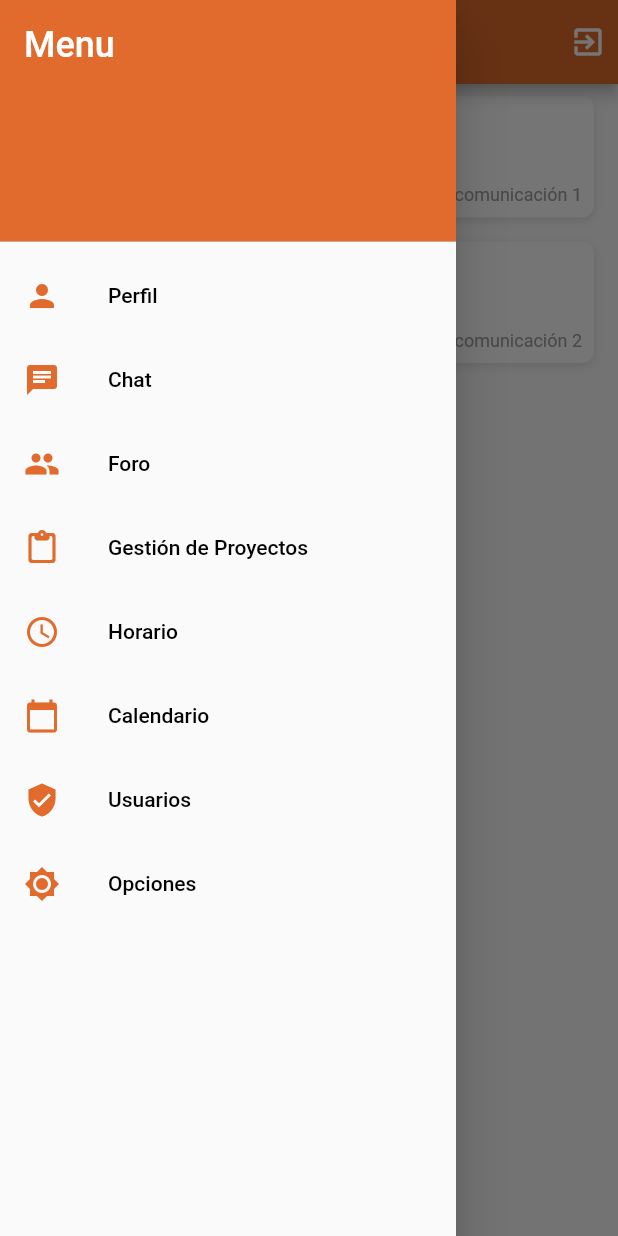
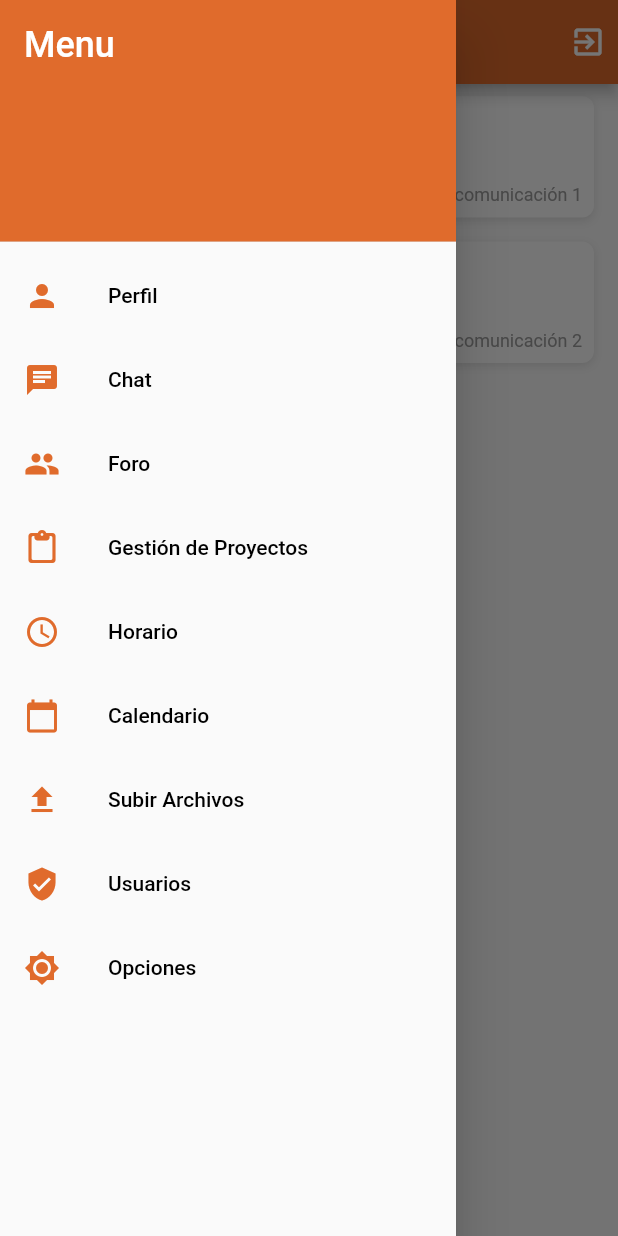
Before and after one commit to iancarcha/portalempleado, a Flutter app: the MyHomePage screen opened directly with empty values, with the side drawer open, on a phone screen of 412 x 824 dp. Run offline on Flutter 3.47's test engine with Material 2 defaults, Android fonts, the phone set to English and light mode, and no system bars; our stand-ins replace cloud_firestore, file_picker, firebase_auth, firebase_core, firebase_storage, shared_preferences and 1 more; accounts and stored records are empty.

```diff
--- a/lib/MyHomePage.dart
+++ b/lib/MyHomePage.dart
@@ -9,7 +9,7 @@ import 'package:portalempleado/menu/Horario.dart';
 import 'package:portalempleado/loginYregister/LoginPage.dart';
 import 'package:portalempleado/options/Opciones.dart';
 import 'package:portalempleado/menu/Perfil.dart';
-//import 'package:portalempleado/menu/UploadFilePage.dart';
+import 'package:portalempleado/menu/UploadFilePage.dart';
 import 'package:intl/intl.dart';
 import 'package:cloud_firestore/cloud_firestore.dart';
 import 'package:portalempleado/menu/GestorDeProyectos.dart';
@@ -309,21 +309,21 @@ class _MyHomePageState extends State<MyHomePage> with SingleTickerProviderStateM
                 );
               },
             ),
-            //ListTile(
-              //leading: Icon(Icons.file_upload, color: Color(0xffe06b2c)),
-              //title: Text(
-                //'Subir Archivos',
-                //style: TextStyle(
-                 // color: Colors.black,
-               // ),
-              //),
-              //onTap: () {
-               // Navigator.push(
-                 // context,
-                  //MaterialPageRoute(builder: (context) => UploadFilePage()),
-                //);
-              //},
-            //),
+            ListTile(
+              leading: Icon(Icons.file_upload, color: Color(0xffe06b2c)),
+              title: Text(
+                'Subir Archivos',
+                style: TextStyle(
+                  color: Colors.black,
+                ),
+              ),
+              onTap: () {
+                Navigator.push(
+                  context,
+                  MaterialPageRoute(builder: (context) => UploadFilePage()),
+                );
+              },
+            ),
             ListTile(
               leading: Icon(Icons.verified_user, color: Color(0xffe06b2c)),
               title: Text(
--- a/lib/main.dart
+++ b/lib/main.dart
@@ -1,7 +1,6 @@
 import 'package:firebase_core/firebase_core.dart';
 import 'package:flutter/material.dart';
 import 'package:portalempleado/loginYregister/LoginPage.dart';
-import 'package:portalempleado/MyHomePage.dart';
 
 void main() async{
   WidgetsFlutterBinding.ensureInitialized();
--- a/pubspec.yaml
+++ b/pubspec.yaml
@@ -28,6 +28,7 @@ dependency_overrides:
   shared_preferences: ^2.1.1
   table_calendar: ^3.0.9
   path_provider: ^2.0.5
+  http: ^0.13.3
 
 dev_dependencies:
   flutter_test:
```
Also changed, not shown: lib/menu/UploadFilePage.dart (+16 -21 lines), pubspec.lock, 1 other file.
